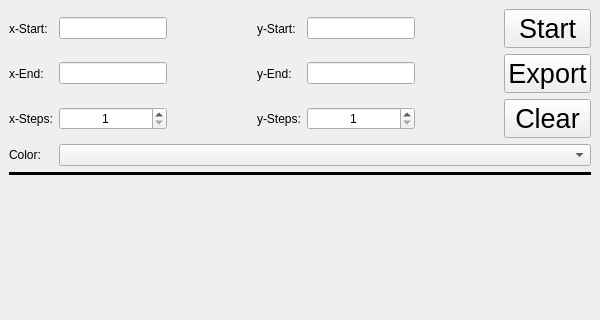
Before: the Qt Designer form PlotWindow.ui in OdysseusLSe/qtCalc, drawn with Qt 5; both pictures show x 0 to 600 and y 0 to 320 of the 600 by 650 pixel window.
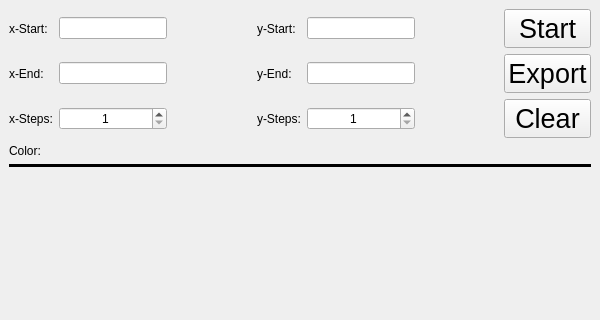
After: the same form once the commit is applied.

Commit message: Add color selection feature to PlotWindow; implement color dialog and combo box for line color customization

```diff
--- a/PlotWindow.ui
+++ b/PlotWindow.ui
@@ -30,7 +30,7 @@
     <item>
      <layout class="QVBoxLayout" name="verticalLayout" stretch="0,0,5">
       <item>
-       <layout class="QGridLayout" name="gridLayout_2" rowstretch="1,0,0,0,0" columnstretch="0,0,0,0,0,0,0" columnminimumwidth="0,0,0,0,0,0,0">
+       <layout class="QGridLayout" name="gridLayout_2" rowstretch="1,0,0,0" columnstretch="0,0,0,0,0,0,0" columnminimumwidth="0,0,0,0,0,0,0">
         <item row="2" column="0">
          <widget class="QLabel" name="label_6">
           <property name="text">
@@ -216,16 +216,6 @@
           </property>
          </widget>
         </item>
-        <item row="3" column="1" colspan="6">
-         <widget class="QComboBox" name="color_box">
-          <property name="sizePolicy">
-           <sizepolicy hsizetype="Minimum" vsizetype="Expanding">
-            <horstretch>0</horstretch>
-            <verstretch>0</verstretch>
-           </sizepolicy>
-          </property>
-         </widget>
-        </item>
         <item row="3" column="0">
          <widget class="QLabel" name="label_7">
           <property name="text">
@@ -233,6 +223,21 @@
           </property>
          </widget>
         </item>
+        <item row="3" column="1" colspan="6">
+         <widget class="QStackedWidget" name="stack">
+          <property name="sizePolicy">
+           <sizepolicy hsizetype="Minimum" vsizetype="Expanding">
+            <horstretch>0</horstretch>
+            <verstretch>0</verstretch>
+           </sizepolicy>
+          </property>
+          <property name="currentIndex">
+           <number>0</number>
+          </property>
+          <widget class="QWidget" name="color_dialog"/>
+          <widget class="QWidget" name="color_box"/>
+         </widget>
+        </item>
        </layout>
       </item>
       <item>
```
The commit also changes 3 other files.
